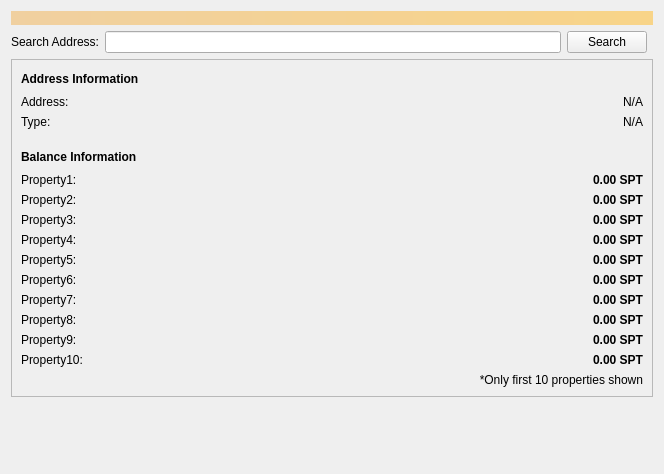
Old version of the form src/qt/forms/lookupaddressdialog.ui in the repository zathras-crypto/mastercore.
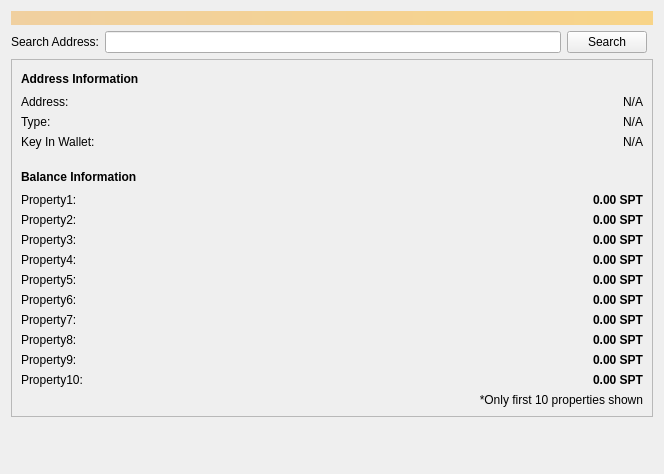
New version of the form.

Patch:
```diff
--- a/src/qt/forms/lookupaddressdialog.ui
+++ b/src/qt/forms/lookupaddressdialog.ui
@@ -188,6 +188,23 @@
                 </property>
                </widget>
               </item>
+              <item row="2" column="1">
+               <widget class="QLabel" name="isMineLabel">
+                <property name="text">
+                 <string>N/A</string>
+                </property>
+                <property name="alignment">
+                 <set>Qt::AlignRight|Qt::AlignTrailing|Qt::AlignVCenter</set>
+                </property>
+               </widget>
+              </item>
+              <item row="2" column="0">
+               <widget class="QLabel" name="label">
+                <property name="text">
+                 <string>Key In Wallet:</string>
+                </property>
+               </widget>
+              </item>
              </layout>
             </item>
            </layout>
```
